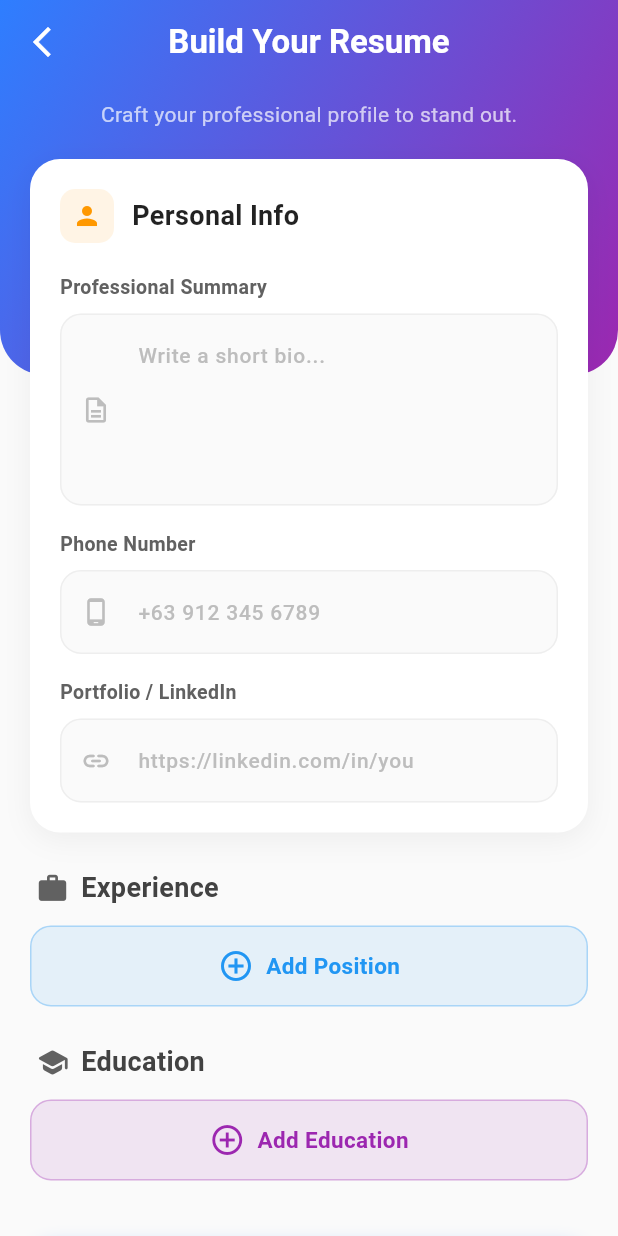
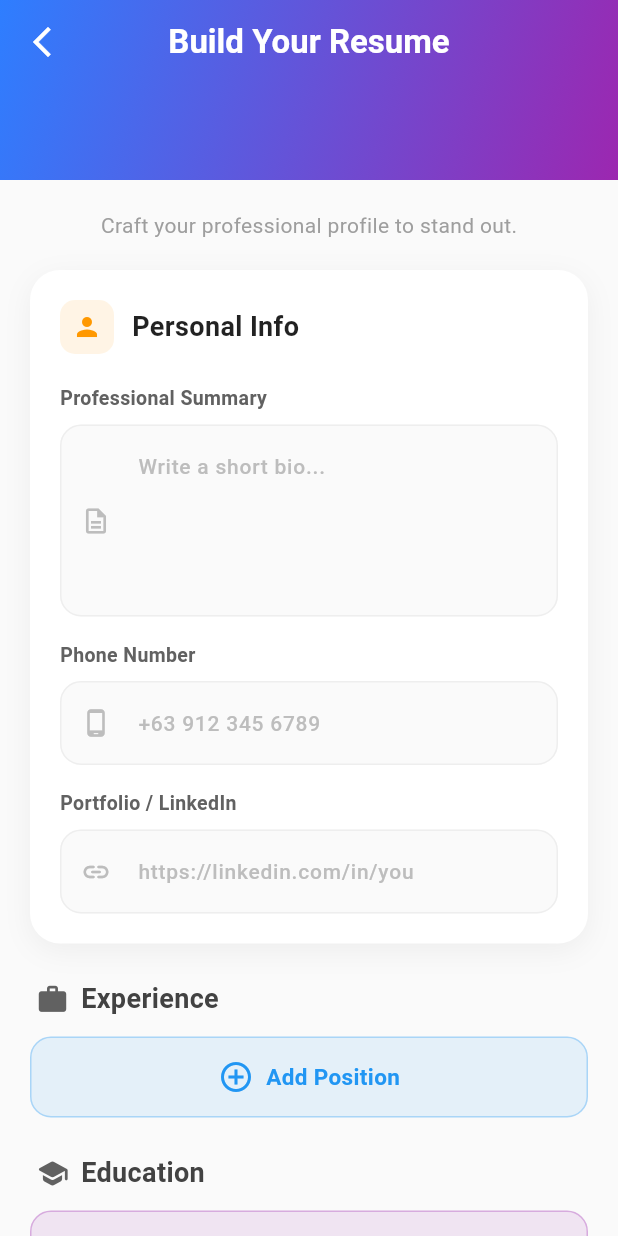
Before and after one commit to Nakauli/BuhayLink, a Flutter app: the CreateResumePage screen opened directly, on a phone screen of 412 x 824 dp. Run offline on Flutter 3.47's test engine with Material 3 defaults, Android fonts, the light colour scheme and no system bars; our stand-ins replace audioplayers, cloud_firestore, dio, file_picker, firebase_auth, firebase_core and 6 more; missing offline and left inert: gal; accounts and stored records are empty.

Commit message:
UI: Fix scrolling readability in Resume Builder using SliverAppBar

```diff
--- a/lib/features/home/presentation/pages/create_resume_page.dart
+++ b/lib/features/home/presentation/pages/create_resume_page.dart
@@ -177,54 +177,53 @@ class _CreateResumePageState extends State<CreateResumePage> {
   Widget build(BuildContext context) {
     return Scaffold(
       backgroundColor: Colors.grey[50],
-      extendBodyBehindAppBar: true,
-      appBar: AppBar(
-        title: const Text(
-          "Build Your Resume",
-          style: TextStyle(fontWeight: FontWeight.bold, color: Colors.white),
-        ),
-        backgroundColor: Colors.transparent,
-        elevation: 0,
-        centerTitle: true,
-        leading: IconButton(
-          icon: const Icon(Icons.arrow_back_ios_new, color: Colors.white),
-          onPressed: () => Navigator.pop(context),
-        ),
-      ),
-      body: Stack(
-        children: [
-          // 1. BACKGROUND GRADIENT HEADER
-          Positioned(
-            top: 0,
-            left: 0,
-            right: 0,
-            height: 250,
-            child: Container(
-              decoration: const BoxDecoration(
-                gradient: LinearGradient(
-                  begin: Alignment.topLeft,
-                  end: Alignment.bottomRight,
-                  colors: [Color(0xFF2E7EFF), Color(0xFF9C27B0)],
-                ),
-                borderRadius: BorderRadius.only(
-                  bottomLeft: Radius.circular(30),
-                  bottomRight: Radius.circular(30),
+      // [UX FIX] Used CustomScrollView with SliverAppBar so the header pins
+      // and doesn't make text unreadable when scrolling up.
+      body: CustomScrollView(
+        slivers: [
+          // 1. SLIVER APP BAR (The Gradient Header)
+          SliverAppBar(
+            expandedHeight: 120.0,
+            floating: false,
+            pinned: true, // Keeps "Build Your Resume" visible
+            backgroundColor: const Color(0xFF2E7EFF), // Fallback color
+            flexibleSpace: FlexibleSpaceBar(
+              background: Container(
+                decoration: const BoxDecoration(
+                  gradient: LinearGradient(
+                    begin: Alignment.topLeft,
+                    end: Alignment.bottomRight,
+                    colors: [Color(0xFF2E7EFF), Color(0xFF9C27B0)],
+                  ),
                 ),
               ),
             ),
+            title: const Text(
+              "Build Your Resume",
+              style: TextStyle(
+                fontWeight: FontWeight.bold,
+                color: Colors.white,
+              ),
+            ),
+            centerTitle: true,
+            leading: IconButton(
+              icon: const Icon(Icons.arrow_back_ios_new, color: Colors.white),
+              onPressed: () => Navigator.pop(context),
+            ),
           ),
 
-          // 2. FORM CONTENT
-          SafeArea(
+          // 2. THE FORM CONTENT
+          SliverToBoxAdapter(
             child: Form(
               key: _formKey,
-              child: SingleChildScrollView(
-                padding: const EdgeInsets.fromLTRB(20, 10, 20, 40),
+              child: Padding(
+                padding: const EdgeInsets.fromLTRB(20, 20, 20, 40),
                 child: Column(
                   children: [
                     const Text(
                       "Craft your professional profile to stand out.",
-                      style: TextStyle(color: Colors.white70, fontSize: 14),
+                      // [UX FIX] Grey color ensures readability on white background
+                      style: TextStyle(color: Colors.grey, fontSize: 14),
                     ),
                     const SizedBox(height: 20),
 
```
